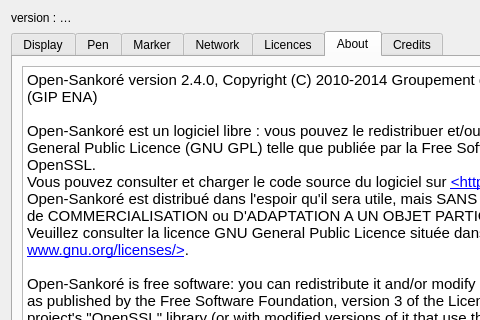
Above: resources/forms/preferences.ui from Sankore/Sankore-3.1 before the change; both pictures show x 0 to 480 and y 0 to 320 of the 877 by 734 pixel window. Below: the same form after it.
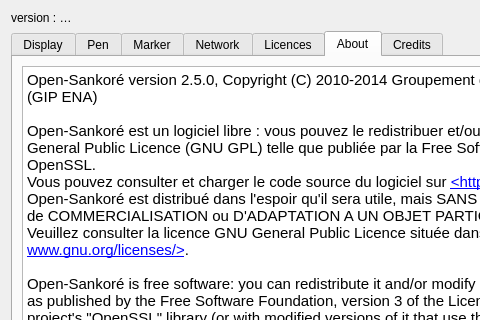
That is the form after the change. The open tabs and pages were chosen to show the change.

Commit message: Change version number in About tab of Preferences

What changed in the file:
```diff
--- a/resources/forms/preferences.ui
+++ b/resources/forms/preferences.ui
@@ -2571,7 +2571,7 @@
 &lt;table border=&quot;0&quot; style=&quot;-qt-table-type: root; margin-top:4px; margin-bottom:4px; margin-left:4px; margin-right:4px;&quot;&gt;
 &lt;tr&gt;
 &lt;td style=&quot;border: none;&quot;&gt;
-&lt;p style=&quot; margin-top:0px; margin-bottom:0px; margin-left:0px; margin-right:0px; -qt-block-indent:0; text-indent:0px;&quot;&gt;&lt;span style=&quot; font-family:'Ubuntu'; font-size:11pt;&quot;&gt;Open-Sankoré version 2.4.0, Copyright (C) 2010-2014 Groupement d'Intérêt Public pour l'Education Numérique en Afrique (GIP ENA)&lt;br /&gt;&lt;br /&gt;Open-Sankoré est un logiciel libre : vous pouvez le redistribuer et/ou le modifier en respectant les termes de la GNU General Public Licence (GNU GPL) telle que publiée par la Free Software Foundation en version 3, avec une exception OpenSSL.&lt;br /&gt;Vous pouvez consulter et charger le code source du logiciel sur &lt;/span&gt;&lt;a href=&quot;https://github.com/Sankore&quot;&gt;&lt;span style=&quot; font-family:'Ubuntu'; font-size:11pt; text-decoration: underline; color:#0000ff;&quot;&gt;&amp;lt;https://github.com/Sankore&amp;gt;&lt;/span&gt;&lt;/a&gt;&lt;span style=&quot; font-family:'Ubuntu'; font-size:11pt;&quot;&gt;&lt;br /&gt;Open-Sankoré est distribué dans l'espoir qu'il sera utile, mais SANS AUCUNE GARANTIE, sans même la garantie implicite de COMMERCIALISATION ou D'ADAPTATION A UN OBJET PARTICULIER.&lt;br /&gt;Veuillez consulter la licence GNU General Public Licence située dans l'onglet Licences ou consulter le site &lt;/span&gt;&lt;a href=&quot;http://www.gnu.org/licenses/&quot;&gt;&lt;span style=&quot; font-family:'Ubuntu'; font-size:11pt; text-decoration: underline; color:#0000ff;&quot;&gt;&amp;lt;http://www.gnu.org/licenses/&amp;gt;&lt;/span&gt;&lt;/a&gt;&lt;span style=&quot; font-family:'Ubuntu'; font-size:11pt;&quot;&gt;.&lt;br /&gt;&lt;br /&gt;Open-Sankoré is free software: you can redistribute it and/or modify it under the terms of the GNU General Public License as published by the Free Software Foundation, version 3 of the License, with a specific linking exception for the OpenSSL project's &amp;quot;OpenSSL&amp;quot; library (or with modified versions of it that use the same license as the &amp;quot;OpenSSL&amp;quot; library). You can find the source code of this software at &lt;/span&gt;&lt;a href=&quot;https://github.com/Sankore&quot;&gt;&lt;span style=&quot; font-family:'Ubuntu'; font-size:11pt; text-decoration: underline; color:#0000ff;&quot;&gt;&amp;lt;https://github.com/Sankore&amp;gt;&lt;/span&gt;&lt;/a&gt;&lt;span style=&quot; font-family:'Ubuntu'; font-size:11pt;&quot;&gt;&lt;br /&gt;Open-Sankoré is distributed in the hope that it will be useful, but WITHOUT ANY WARRANTY; without even the implied warranty of MERCHANTABILITY or FITNESS FOR A PARTICULAR PURPOSE. See the GNU General Public License below for more details.&lt;br /&gt;&lt;br /&gt;&lt;/span&gt;&lt;/p&gt;
+&lt;p style=&quot; margin-top:0px; margin-bottom:0px; margin-left:0px; margin-right:0px; -qt-block-indent:0; text-indent:0px;&quot;&gt;&lt;span style=&quot; font-family:'Ubuntu'; font-size:11pt;&quot;&gt;Open-Sankoré version 2.5.0, Copyright (C) 2010-2014 Groupement d'Intérêt Public pour l'Education Numérique en Afrique (GIP ENA)&lt;br /&gt;&lt;br /&gt;Open-Sankoré est un logiciel libre : vous pouvez le redistribuer et/ou le modifier en respectant les termes de la GNU General Public Licence (GNU GPL) telle que publiée par la Free Software Foundation en version 3, avec une exception OpenSSL.&lt;br /&gt;Vous pouvez consulter et charger le code source du logiciel sur &lt;/span&gt;&lt;a href=&quot;https://github.com/Sankore&quot;&gt;&lt;span style=&quot; font-family:'Ubuntu'; font-size:11pt; text-decoration: underline; color:#0000ff;&quot;&gt;&amp;lt;https://github.com/Sankore&amp;gt;&lt;/span&gt;&lt;/a&gt;&lt;span style=&quot; font-family:'Ubuntu'; font-size:11pt;&quot;&gt;&lt;br /&gt;Open-Sankoré est distribué dans l'espoir qu'il sera utile, mais SANS AUCUNE GARANTIE, sans même la garantie implicite de COMMERCIALISATION ou D'ADAPTATION A UN OBJET PARTICULIER.&lt;br /&gt;Veuillez consulter la licence GNU General Public Licence située dans l'onglet Licences ou consulter le site &lt;/span&gt;&lt;a href=&quot;http://www.gnu.org/licenses/&quot;&gt;&lt;span style=&quot; font-family:'Ubuntu'; font-size:11pt; text-decoration: underline; color:#0000ff;&quot;&gt;&amp;lt;http://www.gnu.org/licenses/&amp;gt;&lt;/span&gt;&lt;/a&gt;&lt;span style=&quot; font-family:'Ubuntu'; font-size:11pt;&quot;&gt;.&lt;br /&gt;&lt;br /&gt;Open-Sankoré is free software: you can redistribute it and/or modify it under the terms of the GNU General Public License as published by the Free Software Foundation, version 3 of the License, with a specific linking exception for the OpenSSL project's &amp;quot;OpenSSL&amp;quot; library (or with modified versions of it that use the same license as the &amp;quot;OpenSSL&amp;quot; library). You can find the source code of this software at &lt;/span&gt;&lt;a href=&quot;https://github.com/Sankore&quot;&gt;&lt;span style=&quot; font-family:'Ubuntu'; font-size:11pt; text-decoration: underline; color:#0000ff;&quot;&gt;&amp;lt;https://github.com/Sankore&amp;gt;&lt;/span&gt;&lt;/a&gt;&lt;span style=&quot; font-family:'Ubuntu'; font-size:11pt;&quot;&gt;&lt;br /&gt;Open-Sankoré is distributed in the hope that it will be useful, but WITHOUT ANY WARRANTY; without even the implied warranty of MERCHANTABILITY or FITNESS FOR A PARTICULAR PURPOSE. See the GNU General Public License below for more details.&lt;br /&gt;&lt;br /&gt;&lt;/span&gt;&lt;/p&gt;
 &lt;p style=&quot; margin-top:0px; margin-bottom:0px; margin-left:0px; margin-right:0px; -qt-block-indent:0; text-indent:0px;&quot;&gt;&lt;span style=&quot; font-family:'Ubuntu'; font-size:11pt;&quot;&gt;Contact : &lt;br /&gt;Groupement d'Intérêt Public pour l'Education Numérique en Afrique (GIP ENA)&lt;br /&gt;Délégation Interministérielle à l'Education Numérique en Afrique&lt;br /&gt;20 Avenue Ségur Paris 75007&lt;br /&gt;Téléphone : 01 43 17 68 08&lt;br /&gt;email: &lt;/span&gt;&lt;a href=&quot;mailto:contact@sankore.org&quot;&gt;&lt;span style=&quot; font-family:'Ubuntu'; font-size:11pt; text-decoration: underline; color:#0000ff;&quot;&gt;contact@sankore.org&lt;/span&gt;&lt;/a&gt;&lt;span style=&quot; font-family:'Ubuntu'; font-size:11pt;&quot;&gt;&amp;quot;&lt;/span&gt;&lt;/p&gt;&lt;/td&gt;&lt;/tr&gt;&lt;/table&gt;&lt;/body&gt;&lt;/html&gt;</string>
          </property>
          <property name="openLinks">
```
Left out of the diff: 35 changed lines with no effect on the pictures.
